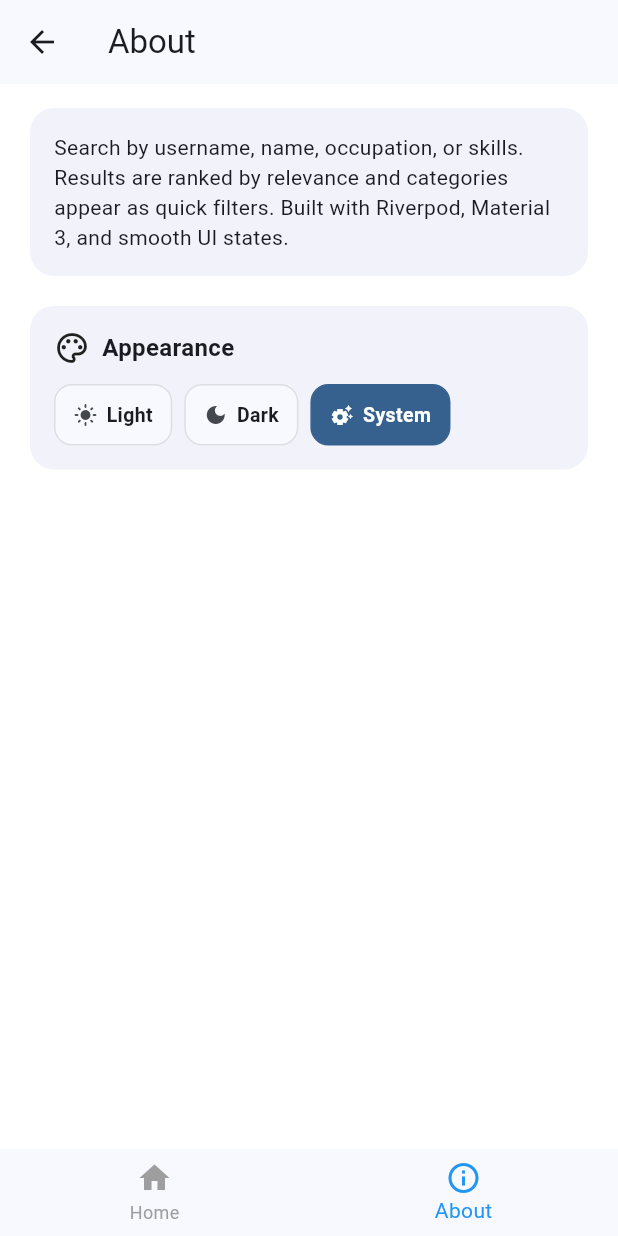
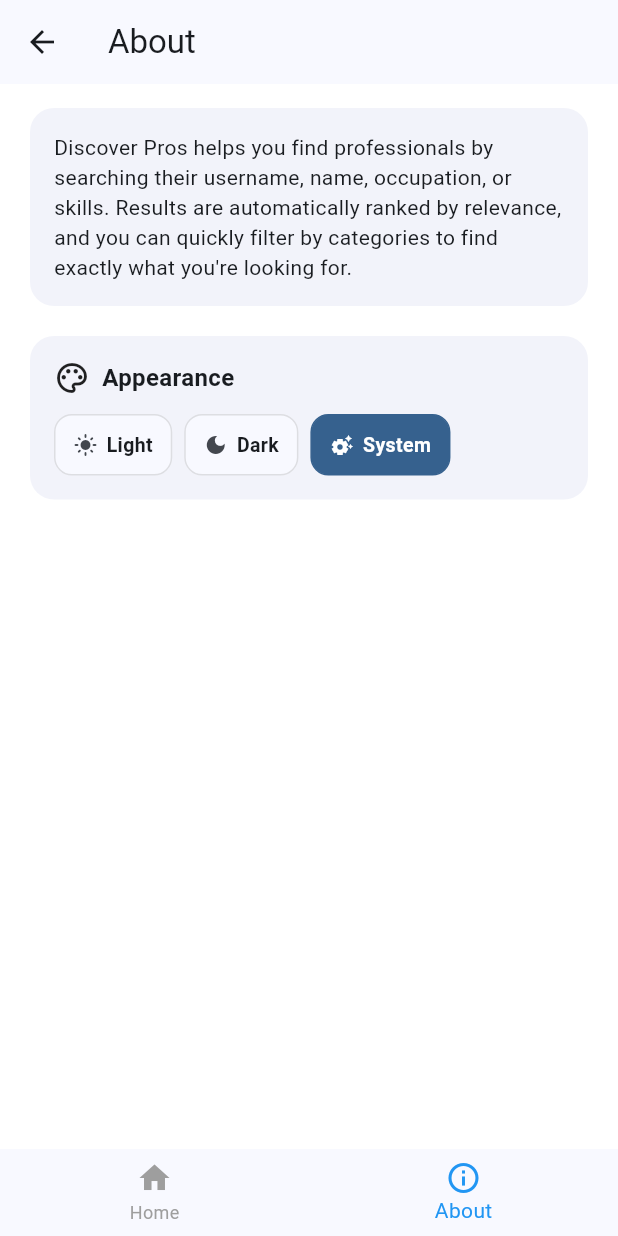
Before and after one commit to iamTadaeltadi/flutter-search, a Flutter app: the AboutScreen screen opened by its route, on a phone screen of 412 x 824 dp. Run offline on Flutter 3.47's test engine with Material 3 defaults, Android fonts, the light colour scheme and no system bars; our stand-ins replace flutter_riverpod, lottie, shimmer.

Commit message:
refactor: imrove about words

```diff
--- a/lib/screens/about_screen.dart
+++ b/lib/screens/about_screen.dart
@@ -35,7 +35,7 @@ class AboutScreen extends ConsumerWidget {
                       child: Padding(
                         padding: const EdgeInsets.all(16),
                         child: Text(
-                          'Search by username, name, occupation, or skills. Results are ranked by relevance and categories appear as quick filters. Built with Riverpod, Material 3, and smooth UI states.',
+                          'Discover Pros helps you find professionals by searching their username, name, occupation, or skills. Results are automatically ranked by relevance, and you can quickly filter by categories to find exactly what you\'re looking for.',
                           style: Theme.of(context).textTheme.bodyMedium,
                         ),
                       ),
```
